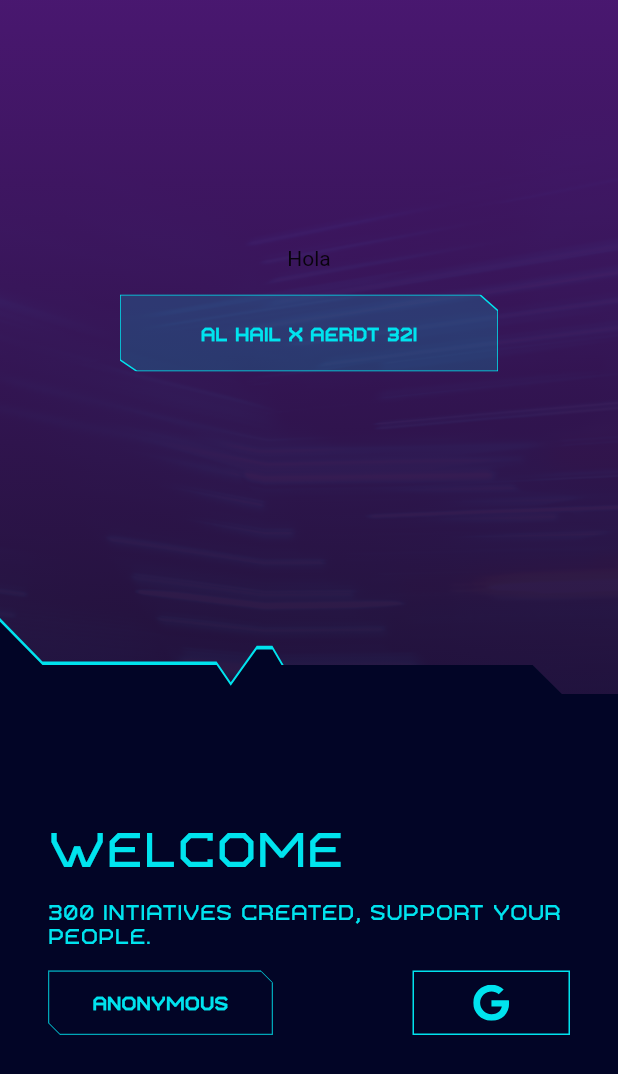
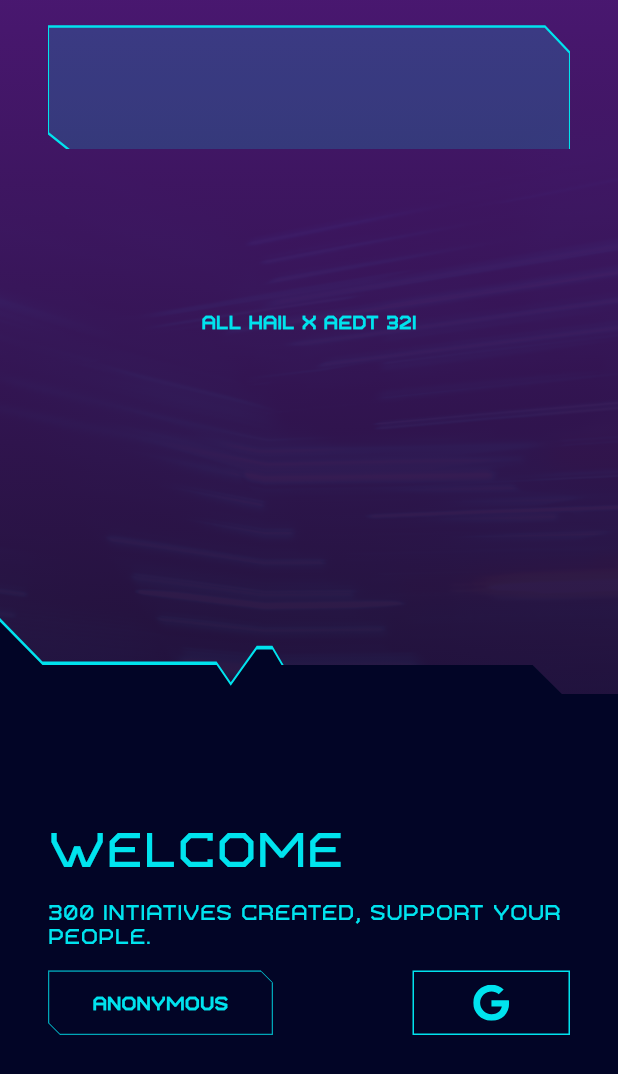
Before and after one commit to PixelaGt/engage, a Flutter app: the screen it shows after launch, on a phone screen of 412 x 824 dp. Shown: the top 1074 px of the screen. Run offline on Flutter 3.47's test engine with Material 2 defaults, Android fonts, the phone set to English and light mode, and no system bars; our stand-ins replace cloud_firestore, datetime_picker_formfield, firebase_auth, freezed_annotation, google_sign_in, websafe_svg; accounts and stored records are empty; generated files the repository leaves out were written again.

Commit message:
Fixes login svg background

```diff
--- a/lib/src/ui/widgets/common/cyber_panel.dart
+++ b/lib/src/ui/widgets/common/cyber_panel.dart
@@ -1,26 +1,31 @@
+import 'package:engage/src/utils/extensions.dart';
 import 'package:flutter/material.dart';
 import 'package:websafe_svg/websafe_svg.dart';
 
 class CyberPanel extends StatelessWidget {
-  CyberPanel({
+  final String text;
+
+  CyberPanel(
+    this.text, {
     Key key,
   }) : super(key: key);
   @override
   Widget build(BuildContext context) {
-    return Stack(
+    return Container(
+      child: Stack(
         children: <Widget>[
           // Adobe XD layer: 'border' (shape)
-        WebsafeSvg.string(
-          _svg_zccime,
+          Container(
+            child: WebsafeSvg.asset(
+              'assets/svg/cyber-panel.svg',
+              fit: BoxFit.fill,
+              width: context.width,
             ),
-        Transform.translate(
-          offset: Offset(40.0, 19.0),
-          child:
-              // Adobe XD layer: 'label' (text)
-              SizedBox(
-            width: 172.0,
+          ),
+          Container(
+            child: Center(
               child: Text(
-              'Al hail x Aerdt 32!',
+                text,
                 style: TextStyle(
                   fontFamily: 'Bios',
                   fontSize: 12,
@@ -32,9 +37,7 @@ class CyberPanel extends StatelessWidget {
             ),
           ),
         ],
+      ),
     );
   }
 }
-
-const String _svg_zccime =
-    '<svg viewBox="0.0 0.0 252.0 51.1" ><path  d="M 0 0 L 239.875 0 L 252 10.73358154296875 L 252 51 L 11.31907653808594 51.09933471679688 L 0 43.47894287109375 L 0 0 Z" fill="#00e3ee" fill-opacity="0.17" stroke="#00e3ee" stroke-width="1" stroke-miterlimit="4" stroke-linecap="butt" /></svg>';
--- a/lib/src/ui/widgets/login/login_header.dart
+++ b/lib/src/ui/widgets/login/login_header.dart
@@ -8,14 +8,20 @@ class LoginHeader extends StatelessWidget {
 
   @override
   Widget build(BuildContext context) {
-    return Column(
-      mainAxisAlignment: MainAxisAlignment.center,
-      crossAxisAlignment: CrossAxisAlignment.center,
-      children: [
-        Text('Hola'),
-        SizedBox(height: 16.0),
-        CyberPanel(),
-      ],
+    return Container(
+      child: Padding(
+        padding: const EdgeInsets.symmetric(horizontal: 32.0),
+        child: Column(
+          mainAxisAlignment: MainAxisAlignment.center,
+          crossAxisAlignment: CrossAxisAlignment.center,
+          children: [
+            SizedBox(height: 16.0),
+            Expanded(
+              child: CyberPanel('all hail x aedt 32!'),
+            ),
+          ],
+        ),
+      ),
     );
   }
 }
--- a/lib/src/ui/widgets/register/register_header.dart
+++ b/lib/src/ui/widgets/register/register_header.dart
@@ -14,7 +14,7 @@ class RegisterHeader extends StatelessWidget {
         children: [
           Text('Hola'),
           SizedBox(height: 16.0),
-          CyberPanel(),
+          CyberPanel('all hail x aedt 32!'),
         ],
       ),
     );
```
Also changed, not shown: assets/svg/cyber-panel.svg (added). Lines whose indentation alone changed are shown as unchanged.
